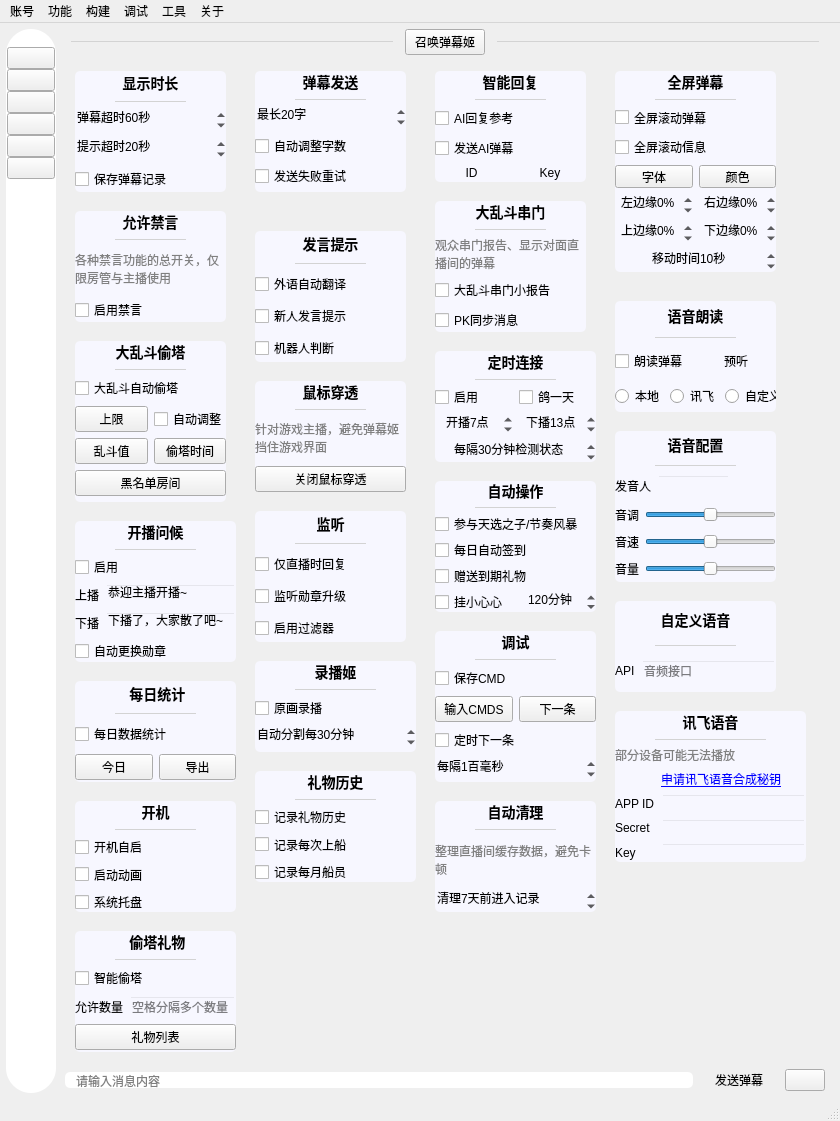
First picture: the form in mainwindow/mainwindow.ui, repository iwxyi/Bilibili-MagicalDanmaku, before the edit.
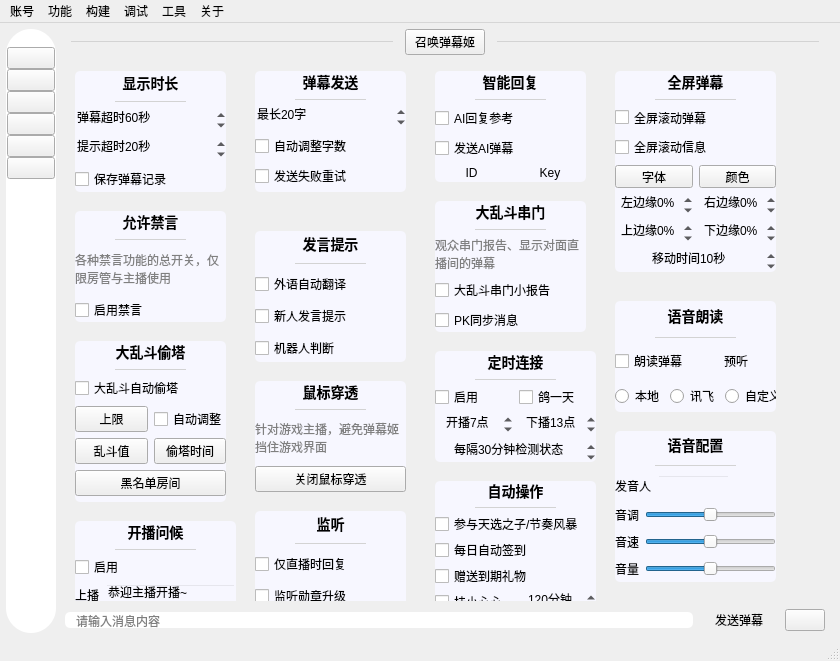
Second picture: the form after the edit. The open tabs and pages were chosen to show the change. Icons and pictures are not drawn. Custom widgets are drawn as their Qt base class.

Patch:
```diff
--- a/mainwindow/mainwindow.ui
+++ b/mainwindow/mainwindow.ui
@@ -7,7 +7,7 @@
     <x>0</x>
     <y>0</y>
     <width>840</width>
-    <height>1121</height>
+    <height>661</height>
    </rect>
   </property>
   <property name="windowTitle">
@@ -1344,7 +1344,7 @@
              <x>0</x>
              <y>0</y>
              <width>760</width>
-             <height>1005</height>
+             <height>545</height>
             </rect>
            </property>
            <property name="styleSheet">
```
Left out of the diff: 4 changed lines with no effect on the pictures.
